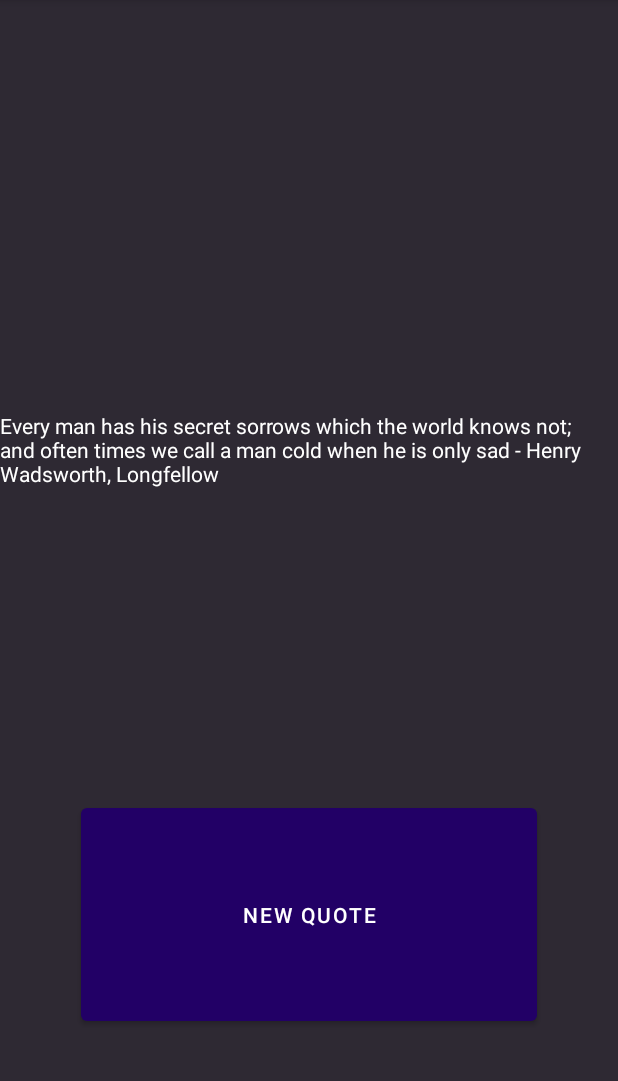
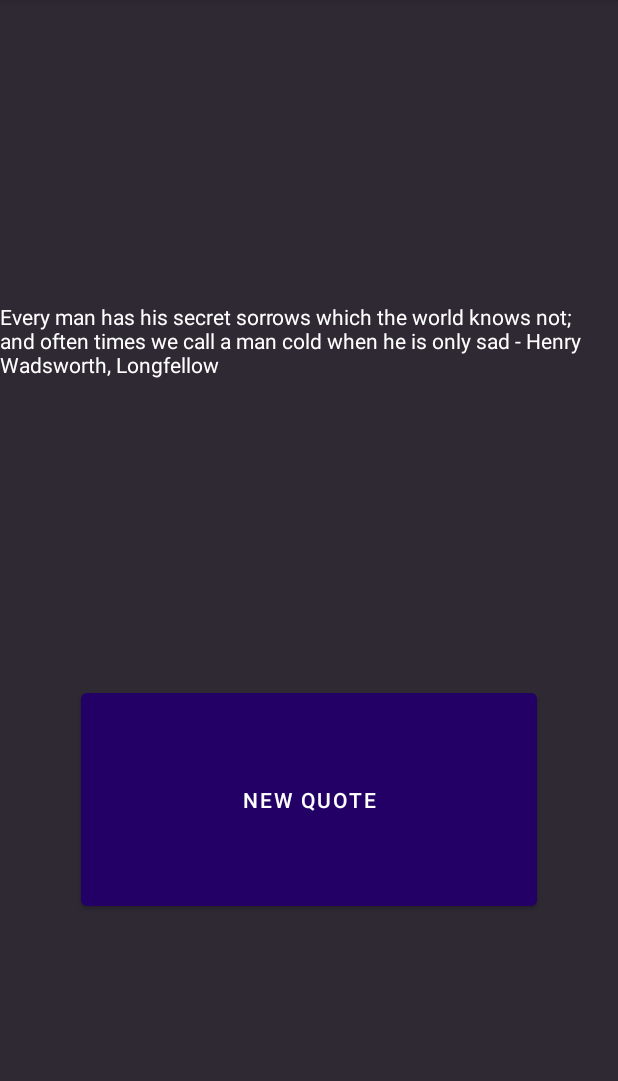
Before and after one commit to LukasTinnes/Depressionquotes, an Android app: the screen it shows after launch (MainActivity), on a phone screen of 412 x 824 dp, the part 84-1165 px from its top. Run offline under Robolectric (Android 15) with nearby library versions, the phone set to English and light mode, and no system bars.

Commit message:
design template changes

```diff
--- a/app/src/main/res/layout/activity_main.xml
+++ b/app/src/main/res/layout/activity_main.xml
@@ -11,8 +11,8 @@
         android:id="@+id/text_id"
         android:layout_width="wrap_content"
         android:layout_height="wrap_content"
-        android:layout_marginTop="274dp"
-        android:layout_marginBottom="207dp"
+        android:layout_marginTop="201dp"
+        android:layout_marginBottom="203dp"
         android:text="Hello World!"
         android:textColor="#FFFFFF"
         app:layout_constraintBottom_toTopOf="@+id/button"
@@ -26,7 +26,7 @@
         android:layout_height="0dp"
         android:layout_marginStart="54dp"
         android:layout_marginEnd="54dp"
-        android:layout_marginBottom="81dp"
+        android:layout_marginBottom="158dp"
         android:text="@string/new_quote"
         android:textColor="#FFFFFF"
         app:backgroundTint="#220066"
```
